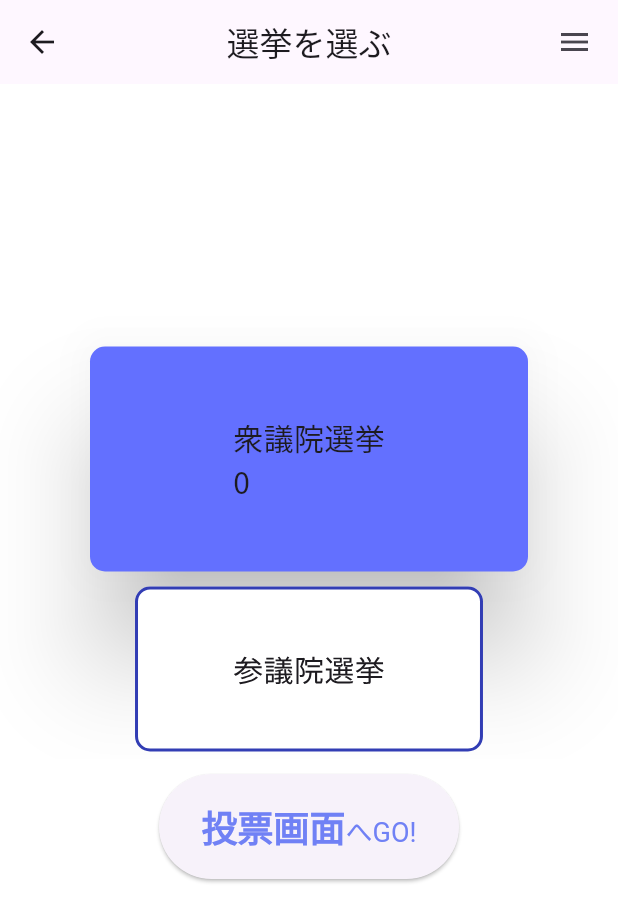
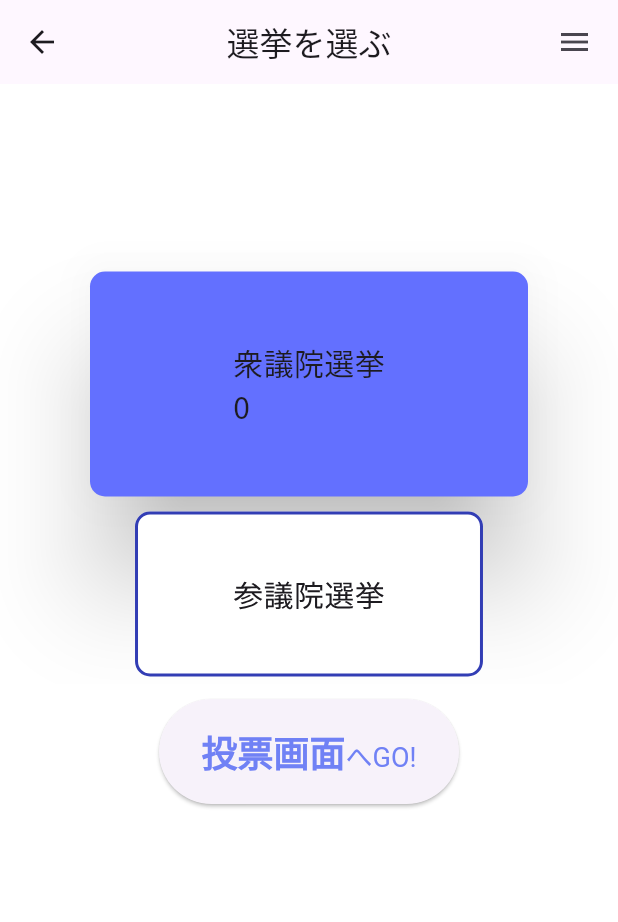
Before and after one commit to yambaru-hackathon/Group-6, a Flutter app: the ElectionList screen opened directly, on a phone screen of 412 x 824 dp. Shown: the top 922 px of the screen. Run offline on Flutter 3.47's test engine with Material 3 defaults, Android fonts, the phone set to English and light mode, and no system bars; our stand-ins replace camera, cloud_firestore, firebase_auth, firebase_core, flutter_riverpod, riverpod_annotation and 1 more; missing offline and left inert: navigator_scope; accounts and stored records are empty; generated files the repository leaves out were written again.

Commit message:
エラーが発生する可能性があるスタイルを修正

```diff
--- a/lib/screen/election/election_list.dart
+++ b/lib/screen/election/election_list.dart
@@ -124,9 +124,7 @@ class _ElectionListState extends ConsumerState<ElectionList> {
           child: Column(
           //          mainAxisAlignment: MainAxisAlignment.center,
             children: <Widget>[
-              Padding(
-                padding: const EdgeInsets.only(top: 50.0),
-                child: Stack(children: [
+              Stack(children: [
                 SizedBox(
                   height: 400,
                   child: ListWheelScrollView(
@@ -297,7 +295,6 @@ class _ElectionListState extends ConsumerState<ElectionList> {
                       )
                     : SizedBox(), // 選挙リストがある場合何も表示しない
               ]),
-              ),
               Container(
                 padding: const EdgeInsets.all(10),
                 child: SizedBox(
```
Lines whose indentation alone changed are shown as unchanged.
